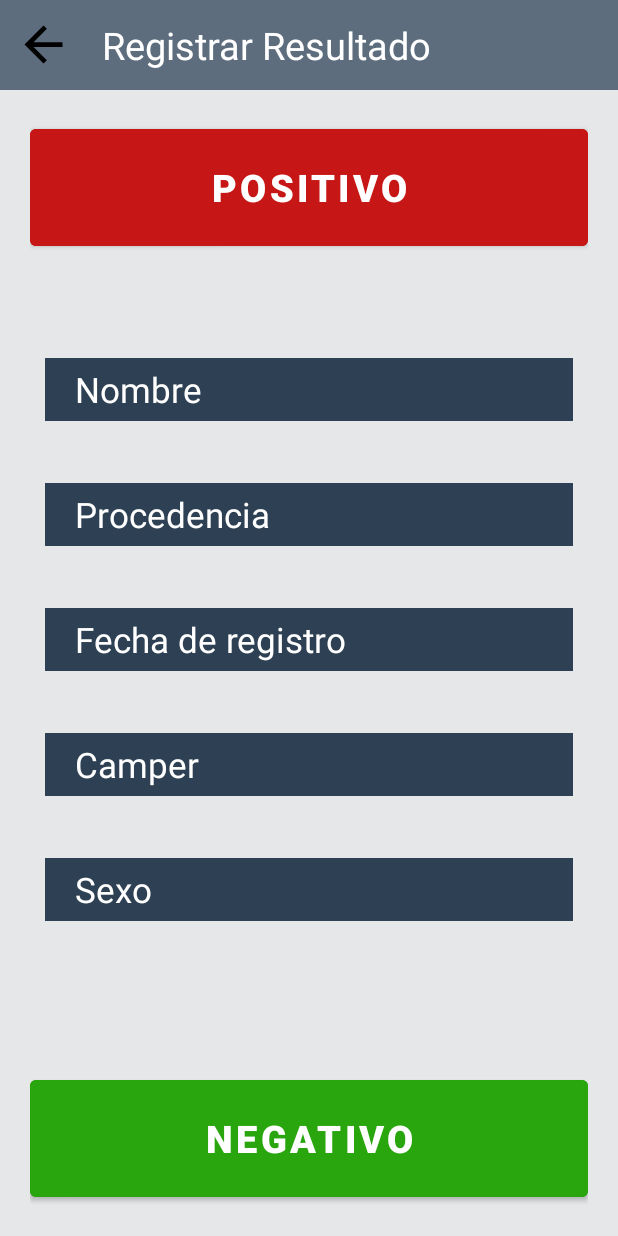
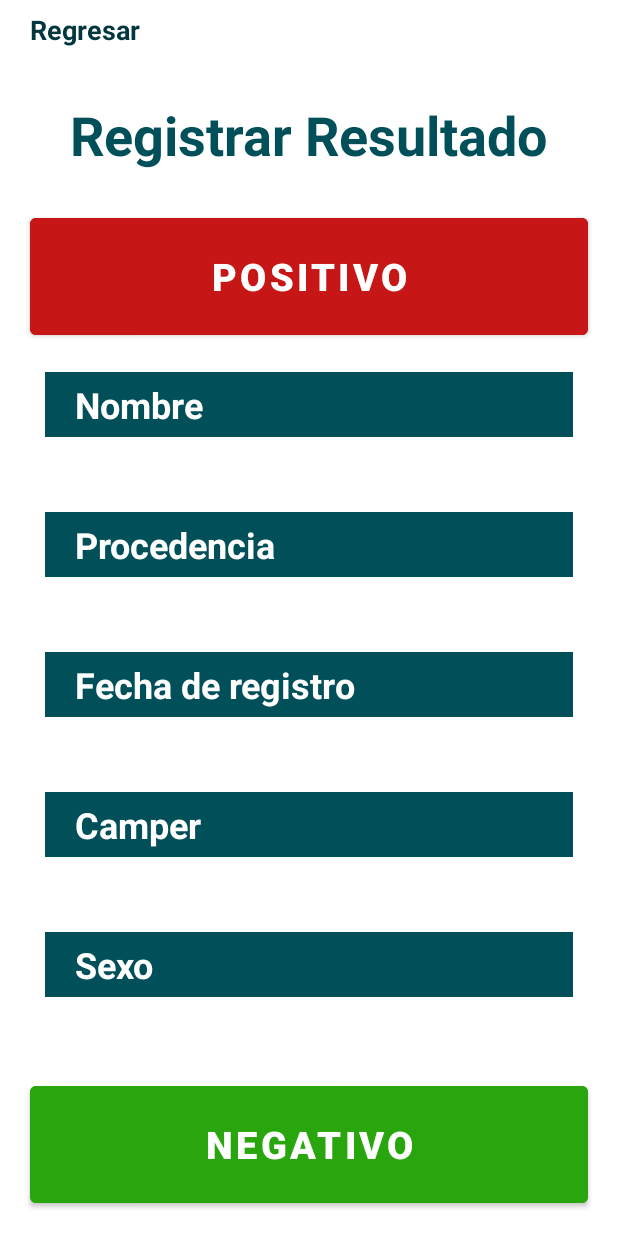
Before and after one commit to Arellanox/subir-resultados-antigeno, an Android app: the ANTIGENO_resultado screen opened directly, with no data from a screen before it, on a phone screen of 412 x 824 dp. Run offline under Robolectric (Android 15) with nearby library versions, the phone set to English and light mode, and no system bars; network calls fail.

Commit message:
Rediseño

```diff
--- a/app/src/main/java/com/example/refineria/ANTIGENO/ANTIGENO_resultado.kt
+++ b/app/src/main/java/com/example/refineria/ANTIGENO/ANTIGENO_resultado.kt
@@ -11,8 +11,6 @@ import androidx.appcompat.app.AlertDialog
 import com.example.refineria.MainActivity
 import com.example.refineria.R
 import kotlinx.android.synthetic.main.activity_antigeno_resultado.*
-import kotlinx.android.synthetic.main.activity_antigeno_resultado_formulario.*
-import kotlinx.android.synthetic.main.activity_antigeno_resultado_formulario.backHome
 import kotlinx.android.synthetic.main.dialog_resultado.view.*
 
 class ANTIGENO_resultado : AppCompatActivity() {
--- a/app/src/main/res/layout/activity_antigeno_resultado.xml
+++ b/app/src/main/res/layout/activity_antigeno_resultado.xml
@@ -4,38 +4,45 @@
     xmlns:tools="http://schemas.android.com/tools"
     android:layout_width="match_parent"
     android:layout_height="match_parent"
-    android:background="@color/backgroundColor"
+    android:screenOrientation="portrait"
     tools:context=".ANTIGENO.ANTIGENO_resultado">
 
 
+    <TextView
+        android:id="@+id/textView5"
+        android:layout_width="match_parent"
+        android:layout_height="wrap_content"
+        android:layout_marginTop="25dp"
+        android:layout_weight="1"
+        android:gravity="center"
+        android:text="@string/registrar_resultado"
+        android:textColor="@color/ColorTextoBold"
+        android:textSize="36sp"
+        android:textStyle="bold"
+        app:layout_constraintStart_toStartOf="parent"
+        app:layout_constraintTop_toBottomOf="@+id/linearLayout5" />
 
     <LinearLayout
         android:id="@+id/linearLayout5"
         android:layout_width="0dp"
-        android:layout_height="60dp"
-        android:background="@color/colorPrimaryVariant"
+        android:layout_height="40dp"
+        android:background="@color/ColorBannerSuperiorFragment"
         android:gravity="center_vertical"
         android:orientation="horizontal"
-        android:paddingLeft="10dp"
         app:layout_constraintEnd_toEndOf="parent"
         app:layout_constraintStart_toStartOf="parent"
         app:layout_constraintTop_toTopOf="parent">
 
-        <ImageButton
+        <TextView
             android:id="@+id/backHome"
-            android:layout_width="wrap_content"
-            android:layout_height="wrap_content"
-            android:background="@color/colorPrimaryVariant"
-            app:srcCompat="@drawable/ic_baseline_arrow_back_24" />
-
-        <TextView
             android:layout_width="wrap_content"
             android:layout_height="wrap_content"
             android:layout_marginLeft="20dp"
             android:layout_marginRight="20dp"
-            android:text="@string/registrar_resultado"
-            android:textColor="@color/white"
-            android:textSize="25sp" />
+            android:textStyle="bold"
+            android:textColor="@color/ColorTituloActivity"
+            android:textSize="18sp"
+            android:text="@string/regresar" />
 
         <!--<LinearLayout
             android:layout_width="match_parent"
@@ -60,19 +67,21 @@
         android:id="@+id/PositivoLayout"
         android:layout_width="0dp"
         android:layout_height="90dp"
-        android:layout_margin="20dp"
-        android:layout_marginStart="20dp"
-        android:layout_marginEnd="20dp"
+        android:layout_marginTop="25dp"
+        android:gravity="center"
         android:orientation="vertical"
         app:layout_constraintEnd_toEndOf="parent"
-        app:layout_constraintHorizontal_bias="1.0"
+        app:layout_constraintHorizontal_bias="0.0"
         app:layout_constraintStart_toStartOf="parent"
-        app:layout_constraintTop_toBottomOf="@+id/linearLayout5">
+        app:layout_constraintTop_toBottomOf="@+id/textView5">
 
         <Button
             android:id="@+id/PositivoButton"
             android:layout_width="match_parent"
-            android:layout_height="match_parent"
+            android:layout_height="90dp"
+            android:layout_margin="20dp"
+            android:layout_marginStart="20dp"
+            android:layout_marginEnd="20dp"
             android:backgroundTint="#C61616"
             android:text="Positivo"
             android:textColor="@color/white"
@@ -87,148 +96,159 @@
         android:layout_height="0dp"
         app:layout_constraintBottom_toTopOf="@+id/NegativoLayout"
         app:layout_constraintEnd_toEndOf="parent"
-        app:layout_constraintHorizontal_bias="0.0"
         app:layout_constraintStart_toStartOf="parent"
-        app:layout_constraintTop_toBottomOf="@+id/PositivoLayout"
-        app:layout_constraintVertical_bias="0.0">
+        app:layout_constraintTop_toBottomOf="@+id/PositivoLayout">
 
         <LinearLayout
             android:layout_width="match_parent"
             android:layout_height="wrap_content"
             android:layout_gravity="center"
-            android:layout_margin="30dp"
+            android:gravity="center"
+            android:layout_marginLeft="30dp"
+            android:layout_marginRight="30dp"
             android:orientation="vertical">
 
             <TextView
                 android:layout_width="match_parent"
                 android:layout_height="wrap_content"
-                android:background="@color/colorFondoOscuro"
+                android:background="@color/ColorTextoBanner"
                 android:paddingLeft="20dp"
                 android:paddingTop="5dp"
                 android:paddingRight="20dp"
                 android:paddingBottom="5dp"
                 android:text="@string/nombre"
-                android:textColor="@color/white"
-                android:textSize="23sp"
+                android:textColor="@color/ColorTextAccion"
+                android:textSize="24sp"
+                android:textStyle="bold"
                 android:tooltipText="Nombre del Paciente" />
 
             <TextView
                 android:id="@+id/textNombrePasiente"
                 android:layout_width="match_parent"
                 android:layout_height="wrap_content"
-                android:layout_marginBottom="10dp"
+                android:layout_marginBottom="15dp"
                 android:text="@string/nombre_paciente"
-                android:textColor="@color/black"
-                android:textSize="23sp"
+                android:textColor="@color/ColorTextoLight"
+                android:textSize="25sp"
                 android:tooltipText="Nombre del Paciente" />
 
             <TextView
                 android:layout_width="match_parent"
                 android:layout_height="wrap_content"
-                android:background="@color/colorFondoOscuro"
+                android:background="@color/ColorTextoBanner"
                 android:paddingLeft="20dp"
                 android:paddingTop="5dp"
                 android:paddingRight="20dp"
                 android:paddingBottom="5dp"
+                android:textColor="@color/ColorTextAccion"
+                android:textSize="24sp"
+                android:textStyle="bold"
                 android:text="@string/procedencia"
-                android:textColor="@color/white"
-                android:textSize="23sp"
                 android:tooltipText="Nombre del Paciente" />
 
             <TextView
                 android:id="@+id/textProcedencia"
                 android:layout_width="match_parent"
                 android:layout_height="wrap_content"
-                android:layout_marginBottom="10dp"
+                android:layout_marginBottom="15dp"
+                android:textColor="@color/ColorTextoLight"
+                android:textSize="25sp"
                 android:text="@string/procedencia"
-                android:textColor="@color/black"
-                android:textSize="23sp"
                 android:tooltipText="Procedencia del paciente" />
 
             <TextView
                 android:layout_width="match_parent"
                 android:layout_height="wrap_content"
-                android:background="@color/colorFondoOscuro"
+                android:background="@color/ColorTextoBanner"
                 android:paddingLeft="20dp"
                 android:paddingTop="5dp"
                 android:paddingRight="20dp"
                 android:paddingBottom="5dp"
                 android:text="@string/fecha_de_registro"
-                android:textColor="@color/white"
-                android:textSize="23sp"
+                android:textColor="@color/ColorTextAccion"
+                android:textSize="24sp"
+                android:textStyle="bold"
                 android:tooltipText="Nombre del Paciente" />
 
             <TextView
                 android:id="@+id/textFechaIngreso"
                 android:layout_width="match_parent"
                 android:layout_height="wrap_content"
-                android:layout_marginBottom="10dp"
+                android:layout_marginBottom="15dp"
                 android:text="@string/fecha_de_registro"
-                android:textColor="@color/black"
-                android:textSize="23sp"
+                android:textColor="@color/ColorTextoLight"
+                android:textSize="25sp"
                 android:tooltipText="Procedencia del paciente" />
 
             <TextView
                 android:layout_width="match_parent"
                 android:layout_height="wrap_content"
-                android:background="@color/colorFondoOscuro"
+                android:background="@color/ColorTextoBanner"
                 android:paddingLeft="20dp"
                 android:paddingTop="5dp"
                 android:paddingRight="20dp"
                 android:paddingBottom="5dp"
                 android:text="@string/camper"
-                android:textColor="@color/white"
-                android:textSize="23sp" />
+                android:textColor="@color/ColorTextAccion"
+                android:textSize="24sp"
+                android:textStyle="bold" />
 
             <TextView
                 android:id="@+id/textCamper"
                 android:layout_width="match_parent"
                 android:layout_height="wrap_content"
-                android:layout_marginBottom="10dp"
+                android:layout_marginBottom="15dp"
                 android:text="@string/camper"
-                android:textColor="@color/black"
-                android:textSize="23sp" />
+                android:textColor="@color/ColorTextoYellow"
+                android:textSize="25sp" />
 
             <TextView
                 android:layout_width="match_parent"
                 android:layout_height="wrap_content"
-                android:background="@color/colorFondoOscuro"
+                android:background="@color/ColorTextoBanner"
                 android:paddingLeft="20dp"
                 android:paddingTop="5dp"
                 android:paddingRight="20dp"
                 android:paddingBottom="5dp"
                 android:text="@string/sexo"
-                android:textColor="@color/white"
-                android:textSize="23sp" />
+                android:textColor="@color/ColorTextAccion"
+                android:textSize="24sp"
+                android:textStyle="bold" />
 
             <TextView
                 android:id="@+id/textSexo"
                 android:layout_width="match_parent"
                 android:layout_height="wrap_content"
                 android:text="@string/sexo"
-                android:textColor="@color/black"
-                android:textSize="23sp" />
+                android:textColor="@color/ColorTextoLight"
+                android:textSize="25sp" />
 
         </LinearLayout>
     </ScrollView>
 
     <LinearLayout
         android:id="@+id/NegativoLayout"
-        android:layout_width="match_parent"
+        android:layout_width="0dp"
         android:layout_height="90dp"
-        android:layout_margin="20dp"
+        android:layout_marginBottom="16dp"
+        android:gravity="center"
         android:orientation="vertical"
         app:layout_constraintBottom_toBottomOf="parent"
-        tools:layout_editor_absoluteX="20dp">
+        app:layout_constraintEnd_toEndOf="parent"
+        app:layout_constraintHorizontal_bias="0.0"
+        app:layout_constraintStart_toStartOf="parent">
 
         <Button
             android:id="@+id/NegativoButton"
             android:layout_width="match_parent"
-            android:layout_height="match_parent"
+            android:layout_height="90dp"
+            android:layout_margin="20dp"
+            android:layout_marginStart="20dp"
+            android:layout_marginEnd="20dp"
             android:backgroundTint="#29A50E"
             android:text="Negativo"
+            android:textColor="@color/white"
             android:textSize="25sp"
-            android:textColor="@color/white"
             android:textStyle="bold" />
 
     </LinearLayout>
--- a/app/src/main/res/values/colors.xml
+++ b/app/src/main/res/values/colors.xml
@@ -26,6 +26,8 @@
     <color name="ColorTextoBold">#004f59</color>
     <color name="ColorTextoYellow">#F7BE00</color>
     <color name="ColorTextoLight">#00373E</color>
+    <color name="ColorTextoAzulLight">#00AFAA</color>
+    <color name="ColorTextoGriss">#D8AFE1</color>
     <color name="ColorTextoResultado">#1E2935</color> <!-- Agregar -->
     <color name="ColorButonFoto">#1E2935</color>
     <color name="ColorAccionGuardar">#1E2935</color>
```
Also changed, not shown: app/src/main/java/com/example/refineria/ANTIGENO/ANTIGENO_resultado_formulario.kt (+7 -3 lines), app/src/main/res/layout/activity_antigeno_consultar_resultado.xml (+4 -4 lines), app/src/main/res/layout/activity_antigeno_resultado_formulario.xml (+45 -47 lines), app/src/main/res/layout/dialog_resultado.xml (+9 -8 lines), 1 other file.
